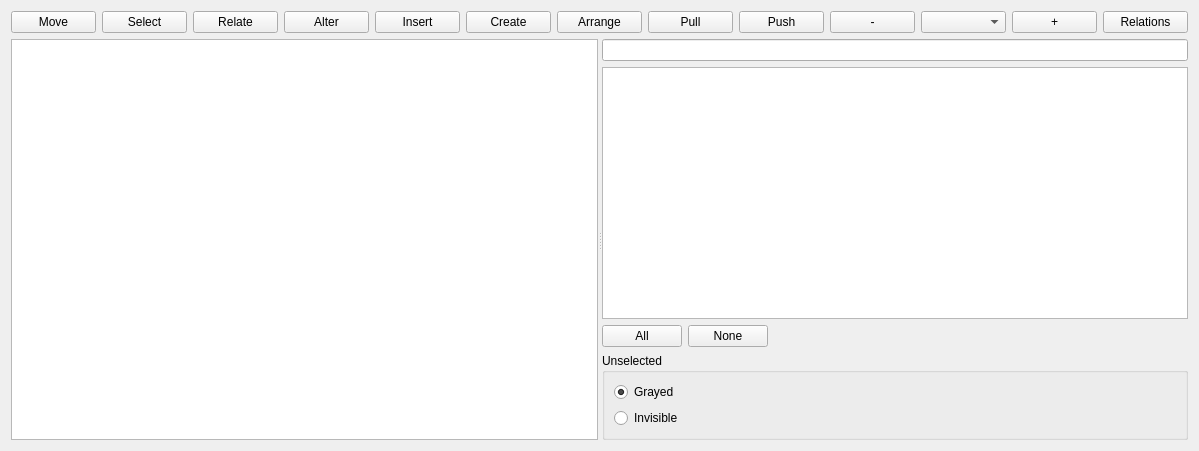
First picture: the form in src/schema2/schema2view.ui, repository mugiseyebrows/mugi-query, before the edit.
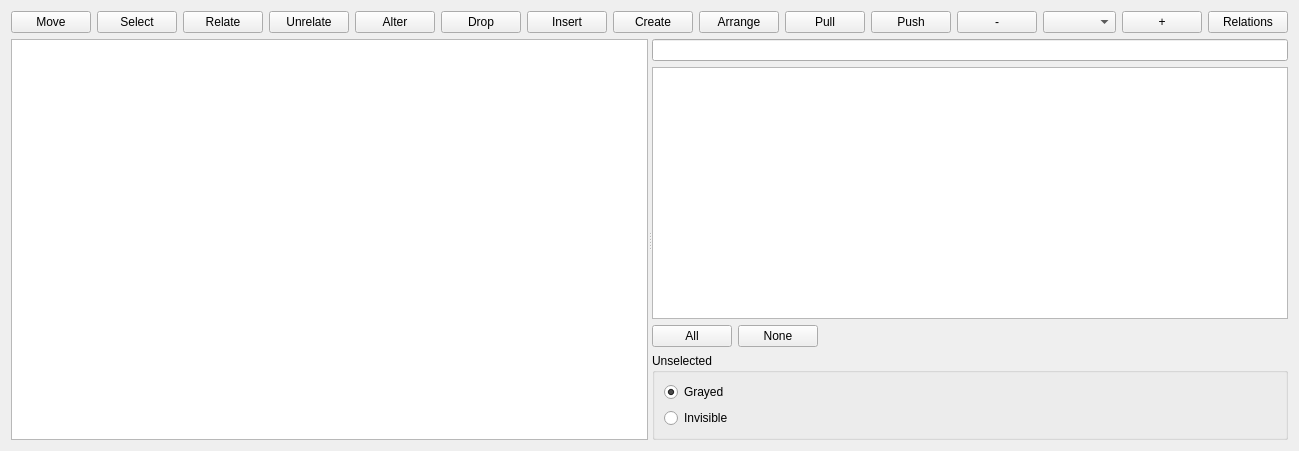
Second picture: the form after the edit.

Commit message: Schema2TablesModel as QAbstractTableModel

The edit to the form file:
```diff
--- a/src/schema2/schema2view.ui
+++ b/src/schema2/schema2view.ui
@@ -6,7 +6,7 @@
    <rect>
     <x>0</x>
     <y>0</y>
-    <width>1199</width>
+    <width>1299</width>
     <height>451</height>
    </rect>
   </property>
@@ -46,6 +46,16 @@
        </property>
       </widget>
      </item>
+     <item>
+      <widget class="QPushButton" name="unrelate">
+       <property name="text">
+        <string>Unrelate</string>
+       </property>
+       <property name="checkable">
+        <bool>true</bool>
+       </property>
+      </widget>
+     </item>
      <item>
       <widget class="QPushButton" name="alter">
        <property name="text">
@@ -56,6 +66,16 @@
        </property>
       </widget>
      </item>
+     <item>
+      <widget class="QPushButton" name="drop">
+       <property name="text">
+        <string>Drop</string>
+       </property>
+       <property name="checkable">
+        <bool>true</bool>
+       </property>
+      </widget>
+     </item>
      <item>
       <widget class="QPushButton" name="insert">
        <property name="text">
```
The commit also changes 7 other files.
